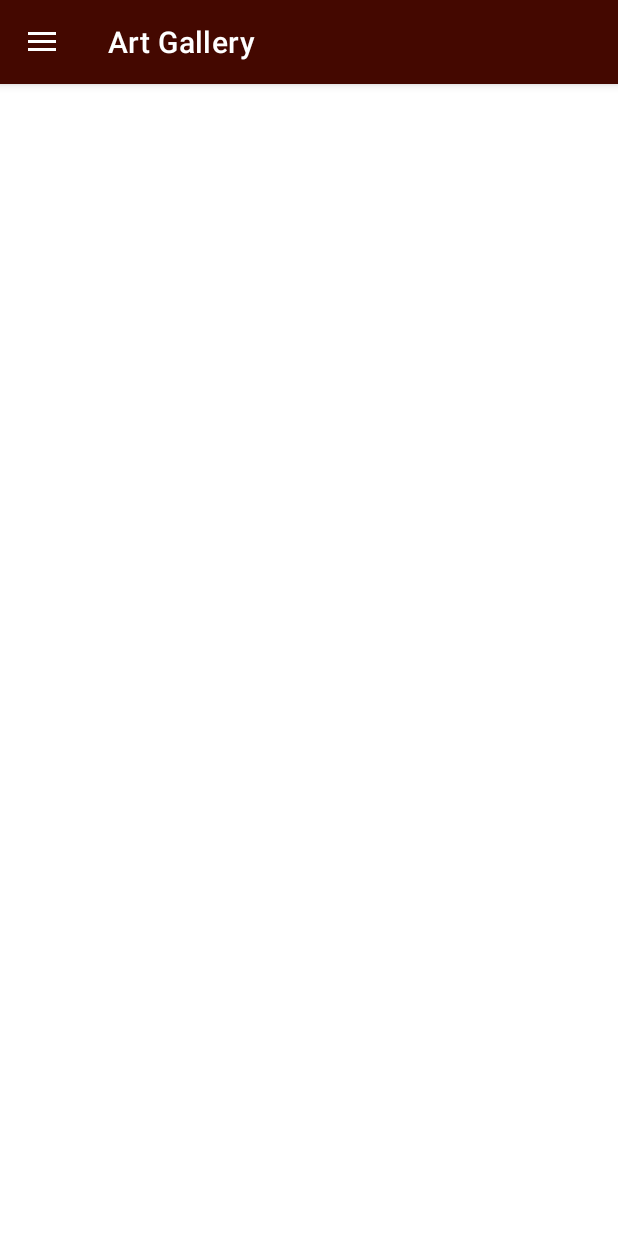
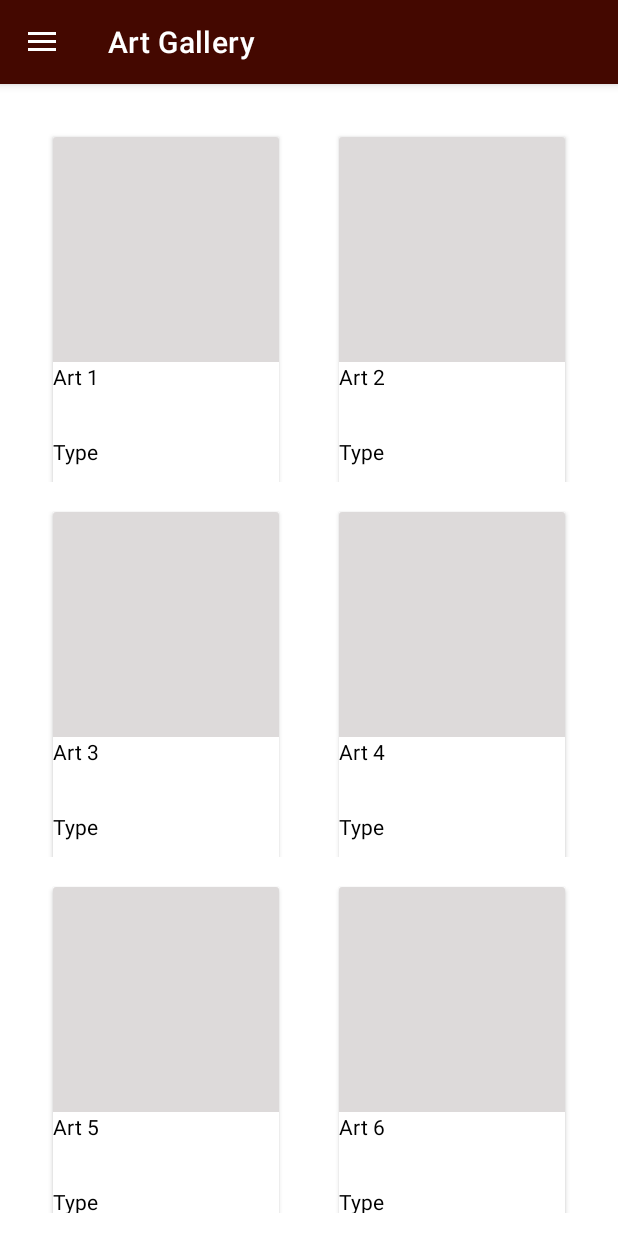
Before and after one commit to Lachlangolsby/EveryWhen-Indigenous-Australians-Education-App, an Android app: the ArtGallery screen opened directly, with no data from a screen before it, in the side drawer, after a tap on "ArtGallery", on a phone screen of 412 x 824 dp. Run offline under Robolectric (Android 15) with nearby library versions, the phone set to English and light mode, and no system bars.

Commit message:
Art Gallery (CardView + RecyclerView)

```diff
--- a/app/src/main/AndroidManifest.xml
+++ b/app/src/main/AndroidManifest.xml
@@ -16,7 +16,7 @@
                 <category android:name="android.intent.category.LAUNCHER" />
             </intent-filter>
         </activity>
-        <activity android:name=".Welcome"></activity>
+        <activity android:name=".Welcome" />
         <activity android:name=".EventsOffers" />
         <activity android:name=".SignUp" />
         <activity android:name=".ResetPassword" />
--- a/app/src/main/java/com/example/infs3605/ArtGallery.java
+++ b/app/src/main/java/com/example/infs3605/ArtGallery.java
@@ -4,15 +4,24 @@ import androidx.annotation.NonNull;
 import androidx.appcompat.app.ActionBarDrawerToggle;
 import androidx.appcompat.app.AppCompatActivity;
 import androidx.drawerlayout.widget.DrawerLayout;
+import androidx.recyclerview.widget.GridLayoutManager;
+import androidx.recyclerview.widget.RecyclerView;
 
 import android.content.Intent;
 import android.os.Bundle;
 import android.view.MenuItem;
+import android.view.View;
 import android.widget.Toast;
 
 import com.google.android.material.navigation.NavigationView;
 
+import java.util.ArrayList;
+
 public class ArtGallery extends AppCompatActivity {
+
+    private RecyclerView mRecyclerView;
+    private RecyclerView.Adapter mAdapter;
+
     DrawerLayout drawerLayout;
     NavigationView navigationView;
     ActionBarDrawerToggle toggle;
@@ -22,6 +31,34 @@ public class ArtGallery extends AppCompatActivity {
         super.onCreate(savedInstanceState);
         setContentView(R.layout.activity_art_gallery);
         setTitle("Art Gallery");
+
+        mRecyclerView = findViewById(R.id.display_rv);
+
+        ArrayList artItems = new ArrayList<String>();
+        artItems.add("Art 1");
+        artItems.add("Art 2");
+        artItems.add("Art 3");
+        artItems.add("Art 4");
+        artItems.add("Art 5");
+        artItems.add("Art 6");
+        artItems.add("Art 7");
+        artItems.add("Art 8");
+        artItems.add("Art 9");
+        artItems.add("Art 10");
+
+
+        GalleryAdapter.RecyclerViewClickListener galleryListener = new GalleryAdapter.RecyclerViewClickListener() {
+            @Override
+            public void onClick(View view, String art) {
+                launchSubPage("detail");
+            }
+        };
+
+        mAdapter = new GalleryAdapter(artItems, galleryListener);
+        GridLayoutManager gridLayoutManager = new GridLayoutManager(this, 2, GridLayoutManager.VERTICAL,false);
+        mRecyclerView.setLayoutManager(gridLayoutManager);
+        mRecyclerView.setAdapter(mAdapter);
+
 
     // imports nav view id written at bottom of pages XML file
     navigationView = findViewById(R.id.nav_View);
@@ -99,4 +136,9 @@ public class ArtGallery extends AppCompatActivity {
         }
         return super.onOptionsItemSelected(item);
     }
+
+    private void launchSubPage (String message) {
+        Intent intent = new Intent(this, Detail.class);
+        startActivity(intent);
+    }
 }
--- /dev/null
+++ b/app/src/main/java/com/example/infs3605/GalleryAdapter.java
@@ -0,0 +1,59 @@
+package com.example.infs3605;
+
+import android.view.LayoutInflater;
+import android.view.View;
+import android.view.ViewGroup;
+import android.widget.TextView;
+
+import androidx.annotation.NonNull;
+import androidx.recyclerview.widget.RecyclerView;
+
+import java.util.ArrayList;
+
+public class GalleryAdapter extends RecyclerView.Adapter<GalleryAdapter.GalleryViewHolder> {
+
+    private ArrayList<String> artName;
+    private RecyclerViewClickListener mListener;
+
+    public GalleryAdapter(ArrayList<String> name, RecyclerViewClickListener listener){
+        artName = name;
+        mListener = listener;
+    }
+
+    public interface RecyclerViewClickListener {
+        void onClick(View view, String artName);
+    }
+
+    @NonNull
+    @Override
+    public GalleryViewHolder onCreateViewHolder(@NonNull ViewGroup parent, int viewType) {
+        View v = LayoutInflater.from(parent.getContext()).inflate(R.layout.activity_gallery_layout, parent, false);
+        return new GalleryViewHolder(v, mListener);
+    }
+
+    @Override
+    public void onBindViewHolder(@NonNull GalleryViewHolder holder, int position) {
+        holder.artName.setText(artName.get(position));
+    }
+
+    @Override
+    public int getItemCount() {
+        return artName.size();
+    }
+
+    public static class GalleryViewHolder extends RecyclerView.ViewHolder implements View.OnClickListener {
+        public TextView artName;
+        private RecyclerViewClickListener listener;
+
+        public GalleryViewHolder(@NonNull View itemView, RecyclerViewClickListener mListener) {
+            super(itemView);
+            this.listener = mListener;
+            itemView.setOnClickListener(this);
+            artName = itemView.findViewById(R.id.artName);
+        }
+
+        public void onClick(View v) {
+            listener.onClick(v, (String) v.getTag());
+        }
+    }
+}
--- a/app/src/main/java/com/example/infs3605/MainActivity.java
+++ b/app/src/main/java/com/example/infs3605/MainActivity.java
@@ -37,7 +37,7 @@ public class MainActivity extends AppCompatActivity {
         //Set Title
         setTitle("Everywhen");
 
-        mRecyclerView = findViewById(R.id.top_search_rv);
+        mRecyclerView = findViewById(R.id.display_rv);
         mRecyclerView.setHasFixedSize(true);
 
         ArrayList items = new ArrayList<String>();
@@ -107,41 +107,6 @@ public class MainActivity extends AppCompatActivity {
             }
         });
 
-
-
-                                       //  Button profile = findViewById(R.id.profile_button);
-//        Button interactiveMap = findViewById(R.id.map_button);
-//        Button eventsOffers = findViewById(R.id.eo_button);
-//        Button help = findViewById(R.id.help_button);
-
-        //profile.setOnClickListener(new View.OnClickListener() {
-//            @Override
-//            public void onClick(View v) {
-//                launchSubPage("profile");
-//            }
-//        });
-//
-//        interactiveMap.setOnClickListener(new View.OnClickListener() {
-//            @Override
-//            public void onClick(View v) {
-//                launchSubPage("map");
-//            }
-//        });
-//
-//        eventsOffers.setOnClickListener(new View.OnClickListener() {
-//            @Override
-//            public void onClick(View v) {
-//                launchSubPage("events/offers");
-//            }
-//        });
-//
-//        help.setOnClickListener(new View.OnClickListener() {
-//            @Override
-//            public void onClick(View v) {
-//                launchSubPage("help");
-//            }
-//        });
-
         // imports nav view id written at bottom of pages XML file
         navigationView = findViewById(R.id.nav_View);
         // Identifying the Page ID set in the xml (first few lines)
@@ -210,27 +175,6 @@ public class MainActivity extends AppCompatActivity {
         });
     }
 
-    //initiating the button's page
-//    private void launchSubPage(String message) {
-//
-//        if (message.equals("detail")) {
-//            Intent intent = new Intent(this, Detail.class);
-//            startActivity(intent);
-//        } else if (message.equals("profile")) {
-//            Intent intent = new Intent(this, Profile.class);
-//            startActivity(intent);
-//        } else if (message.equals("map")) {
-//            Intent intent = new Intent(this, Maps.class);
-//            startActivity(intent);
-//        } else if (message.equals("events/offers")) {
-//            Intent intent = new Intent(this, EventsDiscounts.class);
-//            startActivity(intent);
-//        } else if (message.equals("help")) {
-//            Intent intent = new Intent(this, Help.class);
-//            startActivity(intent);
-//        }
-//    }
-
         // Returning whether menu selected true or false
         @Override
         public boolean onOptionsItemSelected (@NonNull MenuItem item){
--- a/app/src/main/res/layout/activity_art_gallery.xml
+++ b/app/src/main/res/layout/activity_art_gallery.xml
@@ -15,7 +15,17 @@
         app:layout_constraintRight_toRightOf="parent"
         app:layout_constraintTop_toTopOf="parent" />
 
+    <androidx.recyclerview.widget.RecyclerView
+        android:id="@+id/display_rv"
+        android:layout_width="match_parent"
+        android:layout_height="match_parent"
+        android:layout_marginStart="15dp"
+        android:layout_marginLeft="15dp"
+        android:layout_marginEnd="15dp"
+        android:layout_marginBottom="15dp"
+        android:layout_marginTop="15dp">
 
+    </androidx.recyclerview.widget.RecyclerView>
 
 
     <com.google.android.material.navigation.NavigationView
--- /dev/null
+++ b/app/src/main/res/layout/activity_gallery_layout.xml
@@ -0,0 +1,61 @@
+<?xml version="1.0" encoding="utf-8"?>
+<androidx.constraintlayout.widget.ConstraintLayout xmlns:android="http://schemas.android.com/apk/res/android"
+    xmlns:app="http://schemas.android.com/apk/res-auto"
+    xmlns:tools="http://schemas.android.com/tools"
+    android:layout_width="match_parent"
+    android:layout_height="250dp"
+    android:clickable="true"
+    android:focusable="true">
+
+    <androidx.cardview.widget.CardView
+        android:layout_width="match_parent"
+        android:layout_height="250dp"
+        android:layout_marginStart="20dp"
+        android:layout_marginLeft="20dp"
+        android:layout_marginTop="20dp"
+        android:layout_marginEnd="20dp"
+        android:layout_marginRight="20dp"
+        app:layout_constraintEnd_toEndOf="parent"
+        app:layout_constraintStart_toStartOf="parent"
+        app:layout_constraintTop_toTopOf="parent">
+
+        <androidx.constraintlayout.widget.ConstraintLayout
+            android:layout_width="match_parent"
+            android:layout_height="match_parent">
+
+            <ImageView
+                android:id="@+id/artCover"
+                android:layout_width="match_parent"
+                android:layout_height="150dp"
+                android:background="#DDDADA"
+                app:layout_constraintEnd_toEndOf="parent"
+                app:layout_constraintStart_toStartOf="parent"
+                app:layout_constraintTop_toTopOf="parent"
+                tools:src="@tools:sample/avatars" />
+
+            <TextView
+                android:id="@+id/artName"
+                android:layout_width="match_parent"
+                android:layout_height="50dp"
+                android:text="Name"
+                android:textColor="@color/black"
+                app:layout_constraintBottom_toTopOf="@+id/artType"
+                app:layout_constraintTop_toBottomOf="@+id/artCover"
+                tools:layout_editor_absoluteX="33dp" />
+
+            <TextView
+                android:id="@+id/artType"
+                android:layout_width="match_parent"
+                android:layout_height="50dp"
+                android:text="Type"
+                android:textColor="@color/black"
+                app:layout_constraintBottom_toBottomOf="parent"
+                app:layout_constraintEnd_toEndOf="parent"
+                app:layout_constraintHorizontal_bias="0.0"
+                app:layout_constraintStart_toStartOf="parent" />
+
+
+        </androidx.constraintlayout.widget.ConstraintLayout>
+
+    </androidx.cardview.widget.CardView>
+</androidx.constraintlayout.widget.ConstraintLayout>
--- a/app/src/main/res/layout/activity_main.xml
+++ b/app/src/main/res/layout/activity_main.xml
@@ -29,7 +29,7 @@
             app:layout_constraintTop_toTopOf="parent" />
 
         <androidx.recyclerview.widget.RecyclerView
-            android:id="@+id/top_search_rv"
+            android:id="@+id/display_rv"
             android:layout_width="match_parent"
             android:layout_height="180dp"
             android:layout_marginStart="17dp"
@@ -226,4 +226,4 @@
 
     </com.google.android.material.navigation.NavigationView>
 
-    </androidx.drawerlayout.widget.DrawerLayout>
+</androidx.drawerlayout.widget.DrawerLayout>
```
